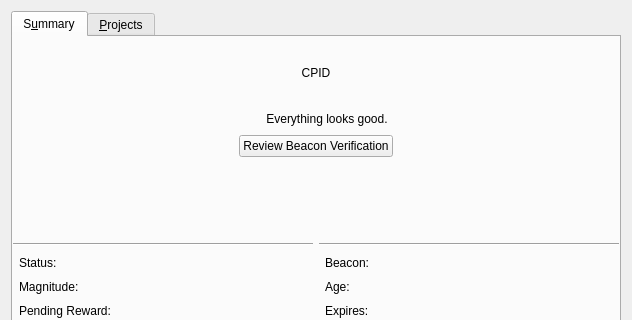
Qt form src/qt/forms/researcherwizardsummarypage.ui (gridcoin-community/Gridcoin-Research) before a commit; both pictures show x 0 to 632 and y 0 to 320 of the 632 by 480 pixel window.
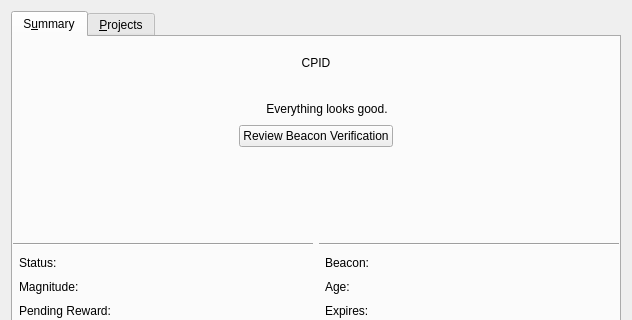
The same form after that commit. Icons and pictures are not drawn.

Patch:
```diff
--- a/src/qt/forms/researcherwizardsummarypage.ui
+++ b/src/qt/forms/researcherwizardsummarypage.ui
@@ -65,7 +65,7 @@
          <property name="sizeHint" stdset="0">
           <size>
            <width>20</width>
-           <height>20</height>
+           <height>10</height>
           </size>
          </property>
         </spacer>
```
Left out of the diff: 10 changed lines with no effect on the pictures.
